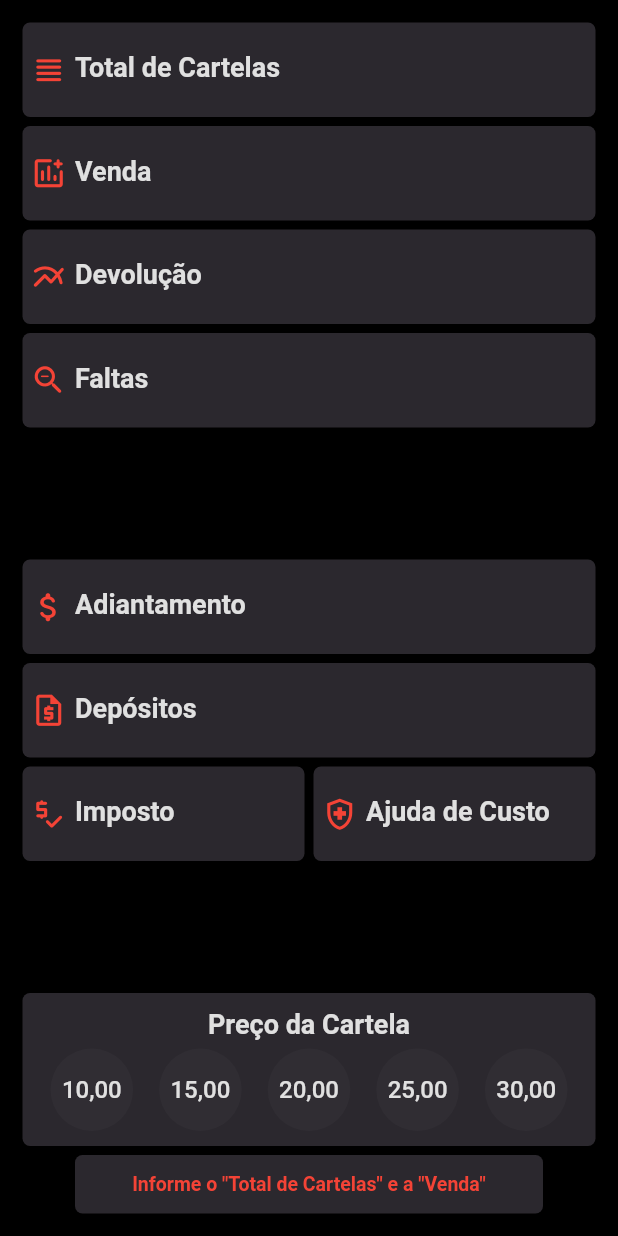
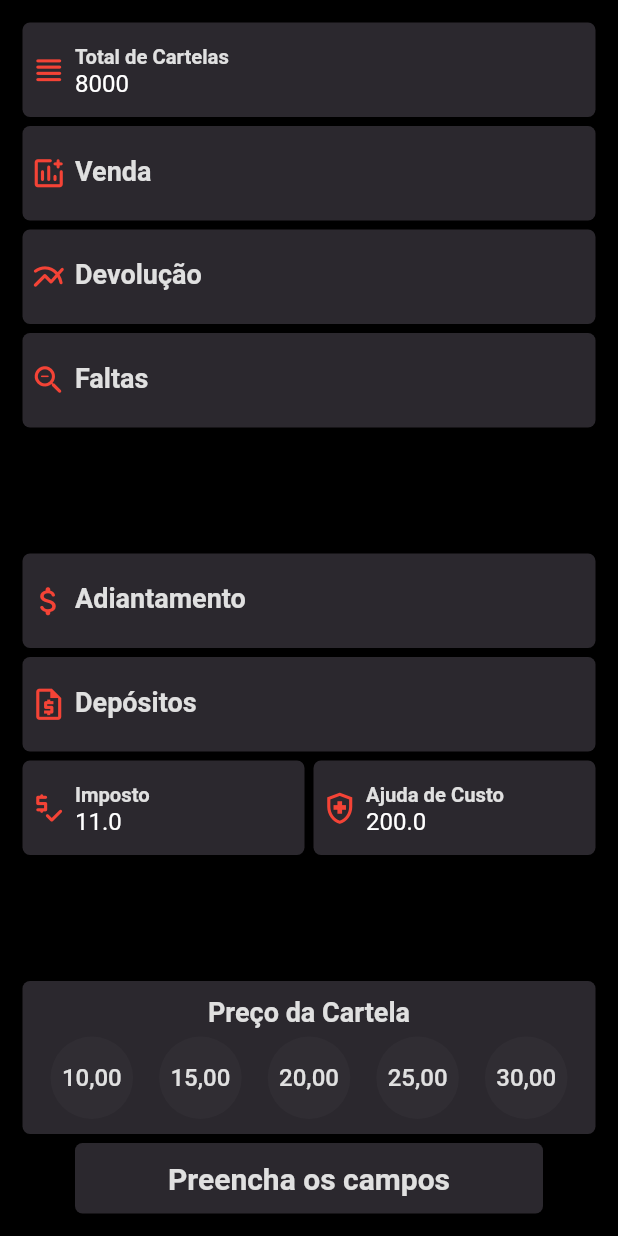
Before and after one commit to JoaoPaulo-Macedo/sales_accounting_app, a Flutter app: the screen it shows after launch, on a phone screen of 412 x 824 dp. Run offline on Flutter 3.47's test engine with Material 2 defaults, Android fonts, the phone set to English and light mode, and no system bars; our stand-ins replace bloc, flutter_bloc, get_it, shared_preferences; Roboto replaces fonts that are missing (VarelaRound).

Commit message:
adding state

```diff
--- a/lib/app/data/datasources/week_common_values_datasource.dart
+++ b/lib/app/data/datasources/week_common_values_datasource.dart
@@ -1,4 +1,4 @@
-import 'package:lucky_triangle/app/domain/entities/week_common_values.dart';
+import 'package:lucky_triangle/app/domain/entities/week_common_values_entity.dart';
 
 abstract class WeekCommonValuesDataSource {
   Future<WeekCommonValuesEntity?> getValues();
--- a/lib/app/data/dtos/week_common_values_dto.dart
+++ b/lib/app/data/dtos/week_common_values_dto.dart
@@ -1,4 +1,4 @@
-import 'package:lucky_triangle/app/domain/entities/week_common_values.dart';
+import 'package:lucky_triangle/app/domain/entities/week_common_values_entity.dart';
 
 extension WeekCommonValuesDTO on WeekCommonValuesEntity {
   static WeekCommonValuesEntity fromJson(Map json) {
--- a/lib/app/data/repositories/week_common_values_repository_imp.dart
+++ b/lib/app/data/repositories/week_common_values_repository_imp.dart
@@ -1,5 +1,5 @@
 import 'package:lucky_triangle/app/data/datasources/week_common_values_datasource.dart';
-import 'package:lucky_triangle/app/domain/entities/week_common_values.dart';
+import 'package:lucky_triangle/app/domain/entities/week_common_values_entity.dart';
 import 'package:lucky_triangle/app/domain/repositories/week_common_values_repository.dart';
 
 class WeekCommonValuesRepositoryImp extends WeekCommonValuesRepository {
--- a/lib/app/domain/entities/raffle_week.dart
+++ b/lib/app/domain/entities/raffle_week_entity.dart
@@ -1,5 +1,5 @@
-class RaffleWeek {
-  RaffleWeek({
+class RaffleWeekEntity {
+  RaffleWeekEntity({
     required this.sold,
     required this.devolution,
     required this.missing,
--- a/lib/app/domain/entities/reckoning.dart
+++ b/lib/app/domain/entities/reckoning_entity.dart
@@ -1,5 +1,5 @@
-class Reckoning {
-  Reckoning({
+class ReckoningEntity {
+  ReckoningEntity({
     required this.money,
     required this.deposits,
   });
--- a/lib/app/domain/repositories/week_common_values_repository.dart
+++ b/lib/app/domain/repositories/week_common_values_repository.dart
@@ -1,4 +1,4 @@
-import 'package:lucky_triangle/app/domain/entities/week_common_values.dart';
+import 'package:lucky_triangle/app/domain/entities/week_common_values_entity.dart';
 
 abstract class WeekCommonValuesRepository {
   Future<WeekCommonValuesEntity?> getValues();
--- a/lib/app/domain/usecases/get_week_common_values_usecase.dart
+++ b/lib/app/domain/usecases/get_week_common_values_usecase.dart
@@ -1,4 +1,4 @@
-import 'package:lucky_triangle/app/domain/entities/week_common_values.dart';
+import 'package:lucky_triangle/app/domain/entities/week_common_values_entity.dart';
 import 'package:lucky_triangle/app/domain/repositories/week_common_values_repository.dart';
 
 abstract class GetWeekCommonValuesUseCase {
--- a/lib/app/external/week_common_values_datasource_imp.dart
+++ b/lib/app/external/week_common_values_datasource_imp.dart
@@ -2,7 +2,7 @@ import 'dart:convert';
 
 import 'package:lucky_triangle/app/data/datasources/week_common_values_datasource.dart';
 import 'package:lucky_triangle/app/data/dtos/week_common_values_dto.dart';
-import 'package:lucky_triangle/app/domain/entities/week_common_values.dart';
+import 'package:lucky_triangle/app/domain/entities/week_common_values_entity.dart';
 import 'package:lucky_triangle/core/domain/services/local_data_service.dart';
 
 class WeekCommonValuesDataSourceImp extends WeekCommonValuesDataSource {
@@ -15,7 +15,8 @@ class WeekCommonValuesDataSourceImp extends WeekCommonValuesDataSource {
   Future<WeekCommonValuesEntity?> getValues() async {
     final json = await _service.getString(_key);
 
-    if (json == null) return null;
+    // if (json == null) return null;
+    if (json == null) return WeekCommonValuesEntity(totalCards: 8000, tax: 11, allowance: 200);
 
     return WeekCommonValuesDTO.fromJson(jsonDecode(json));
   }
--- a/lib/app/presentation/pages/home/components/cards_component.dart
+++ b/lib/app/presentation/pages/home/components/cards_component.dart
@@ -1,12 +1,12 @@
 import 'package:flutter/material.dart';
 import 'package:lucky_triangle/app/presentation/common/app_sizes.dart';
-import 'package:lucky_triangle/app/presentation/pages/home/home_controller.dart';
+import 'package:lucky_triangle/app/presentation/pages/home/home_cubit.dart';
 import 'package:lucky_triangle/app/presentation/widgets/text_field_card.dart';
 
 class CardsComponent extends StatelessWidget {
   const CardsComponent(this.controller, {Key? key}) : super(key: key);
 
-  final HomeController controller;
+  final HomeCubit controller;
   final sizes = const AppSizes();
 
   @override
--- a/lib/app/presentation/pages/home/components/debt_component.dart
+++ b/lib/app/presentation/pages/home/components/debt_component.dart
@@ -1,13 +1,20 @@
 import 'package:flutter/material.dart';
 import 'package:lucky_triangle/app/presentation/common/app_sizes.dart';
-import 'package:lucky_triangle/app/presentation/pages/home/home_controller.dart';
+import 'package:lucky_triangle/app/presentation/pages/home/home_cubit.dart';
 import 'package:lucky_triangle/app/presentation/widgets/debt_card.dart';
 import 'package:lucky_triangle/app/presentation/widgets/price_card.dart';
 
 class DebtComponent extends StatelessWidget {
-  const DebtComponent(this.controller, {Key? key}) : super(key: key);
+  const DebtComponent({
+    Key? key,
+    required this.price,
+    required this.reckoning,
+    required this.onPressed,
+  }) : super(key: key);
 
-  final HomeController controller;
+  final Price price;
+  final Reckoning reckoning;
+  final Function(Price price) onPressed;
   final sizes = const AppSizes();
 
   @override
@@ -15,9 +22,9 @@ class DebtComponent extends StatelessWidget {
     return Column(
       mainAxisAlignment: MainAxisAlignment.spaceEvenly,
       children: [
-        PriceCard(title: 'Preço da Cartela', selected: controller.selected),
+        PriceCard(price: price, onPressed: onPressed),
         SizedBox(height: sizes.smallSpacing),
-        DebtCard(widgetDebt: controller.debt, errorMessage: controller.errorMessage),
+        DebtCard(value: null, reckoning: reckoning),
       ],
     );
   }
--- a/lib/app/presentation/pages/home/components/reckoning_component.dart
+++ b/lib/app/presentation/pages/home/components/reckoning_component.dart
@@ -1,12 +1,12 @@
 import 'package:flutter/material.dart';
 import 'package:lucky_triangle/app/presentation/common/app_sizes.dart';
-import 'package:lucky_triangle/app/presentation/pages/home/home_controller.dart';
+import 'package:lucky_triangle/app/presentation/pages/home/home_cubit.dart';
 import 'package:lucky_triangle/app/presentation/widgets/text_field_card.dart';
 
 class ReckoningComponent extends StatelessWidget {
   const ReckoningComponent(this.controller, {Key? key}) : super(key: key);
 
-  final HomeController controller;
+  final HomeCubit controller;
   final sizes = const AppSizes();
 
   @override
--- a/lib/app/presentation/pages/home/home_controller.dart
+++ b/lib/app/presentation/pages/home/home_cubit.dart
@@ -2,18 +2,29 @@ import 'package:bloc/bloc.dart';
 import 'package:flutter/material.dart';
 import 'package:lucky_triangle/app/domain/usecases/get_week_common_values_usecase.dart';
 
-enum Selected { none, ten, fifteen, twenty, twentyFive, thirty }
+enum Price { none, ten, fifteen, twenty, twentyFive, thirty }
 
-abstract class HomeState {}
+enum Reckoning { none, debt, credit }
+
+abstract class HomeState {
+  HomeState({this.price = Price.none, this.reckoning = Reckoning.none});
+
+  Price price;
+  Reckoning reckoning;
+}
 
 class Loading extends HomeState {}
 
 class Fetched extends HomeState {}
 
+class Selected extends HomeState {
+  Selected(Price price) : super(price: price);
+}
+
 class Calculated extends HomeState {}
 
-class HomeController extends Cubit<HomeState> with HomeHelper {
-  HomeController(this._getCommonValuesUseCase) : super(Loading()) {
+class HomeCubit extends Cubit<HomeState> with HomeControllers {
+  HomeCubit(this._getCommonValuesUseCase) : super(Loading()) {
     _fetch();
   }
 
@@ -28,12 +39,28 @@ class HomeController extends Cubit<HomeState> with HomeHelper {
 
     emit(Fetched());
   }
+
+  bool _validate() {
+    return totalCtrl.text.isNotEmpty &&
+        soldCtrl.text.isNotEmpty &&
+        devCtrl.text.isNotEmpty &&
+        missCtrl.text.isNotEmpty &&
+        taxCtrl.text.isNotEmpty &&
+        allowanceCtrl.text.isNotEmpty;
+  }
+
+  void _calculate() {
+    print('calculate');
+  }
+
+  void changeSelected(Price price) {
+    emit(Selected(price));
+
+    if (_validate()) _calculate();
+  }
 }
 
-class HomeHelper {
-  double debt = 0;
-  Selected selected = Selected.none;
-  String errorMessage = 'Informe o "Total de Cartelas" e a "Venda"';
+abstract class HomeControllers {
   final totalFocus = FocusNode();
   final saleFocus = FocusNode();
   final devolutionFocus = FocusNode();
--- a/lib/app/presentation/pages/home/home_page.dart
+++ b/lib/app/presentation/pages/home/home_page.dart
@@ -5,7 +5,7 @@ import 'package:lucky_triangle/app/domain/usecases/get_week_common_values_usecas
 import 'package:lucky_triangle/app/presentation/pages/home/components/cards_component.dart';
 import 'package:lucky_triangle/app/presentation/pages/home/components/debt_component.dart';
 import 'package:lucky_triangle/app/presentation/pages/home/components/reckoning_component.dart';
-import 'package:lucky_triangle/app/presentation/pages/home/home_controller.dart';
+import 'package:lucky_triangle/app/presentation/pages/home/home_cubit.dart';
 
 class HomePage extends StatefulWidget {
   const HomePage({Key? key}) : super(key: key);
@@ -15,18 +15,18 @@ class HomePage extends StatefulWidget {
 }
 
 class _HomePageState extends State<HomePage> {
-  late HomeController controller;
+  late HomeCubit cubit;
 
   @override
   void initState() {
     super.initState();
 
-    controller = HomeController(GetIt.I.get<GetWeekCommonValuesUseCase>());
+    cubit = HomeCubit(GetIt.I.get<GetWeekCommonValuesUseCase>());
   }
 
   @override
   void dispose() {
-    controller.close();
+    cubit.close();
 
     super.dispose();
   }
@@ -43,8 +43,8 @@ class _HomePageState extends State<HomePage> {
               child: Padding(
                 padding: const EdgeInsets.all(15),
                 child: BlocProvider.value(
-                  value: controller,
-                  child: BlocBuilder<HomeController, HomeState>(
+                  value: cubit,
+                  child: BlocBuilder<HomeCubit, HomeState>(
                     builder: (context, state) {
                       if (state is Loading) {
                         return const Center(
@@ -55,9 +55,13 @@ class _HomePageState extends State<HomePage> {
                       return Column(
                         mainAxisAlignment: MainAxisAlignment.spaceBetween,
                         children: [
-                          CardsComponent(controller),
-                          ReckoningComponent(controller),
-                          DebtComponent(controller),
+                          CardsComponent(cubit),
+                          ReckoningComponent(cubit),
+                          DebtComponent(
+                            price: state.price,
+                            reckoning: state.reckoning,
+                            onPressed: cubit.changeSelected,
+                          ),
                         ],
                       );
                     },
--- a/lib/app/presentation/widgets/debt_card.dart
+++ b/lib/app/presentation/widgets/debt_card.dart
@@ -1,32 +1,73 @@
 import 'package:flutter/material.dart';
 import 'package:lucky_triangle/app/presentation/common/app_design.dart';
+import 'package:lucky_triangle/app/presentation/pages/home/home_cubit.dart';
 
 class DebtCard extends StatelessWidget {
-  const DebtCard({Key? key, required this.widgetDebt, required this.errorMessage}) : super(key: key);
+  const DebtCard({
+    Key? key,
+    required this.value,
+    required this.reckoning,
+  }) : super(key: key);
 
-  final double widgetDebt;
-  final String errorMessage;
+  final double? value;
+  final Reckoning reckoning;
 
   @override
   Widget build(BuildContext context) {
-    String text = "";
-    String finalDebt = "";
-    double debt = widgetDebt;
     var design = AppDesign();
 
-    if (errorMessage.isEmpty) {
-      text = debt >= -0.01 ? 'Pagar:' : 'Receber:';
-      if (debt < 0) debt = debt * -1;
-      finalDebt = debt.toStringAsFixed(2);
+    Color? color;
+    String message;
+    String value;
+
+    if (this.value == null) {
+      value = '';
+    } else {
+      value = 'R\$ this.value';
+    }
+
+    switch (reckoning) {
+      case Reckoning.none:
+        message = 'Preencha os campos';
+        color = Colors.grey[300];
+        break;
+      case Reckoning.debt:
+        message = 'Pagar';
+        color = Colors.red;
+        break;
+      case Reckoning.credit:
+        message = 'Receber';
+        color = Colors.lightGreen[400];
+        break;
     }
 
     return Container(
-      // width: double.infinity,
-      // height: 50,
       margin: const EdgeInsets.symmetric(horizontal: 35),
       padding: const EdgeInsets.symmetric(horizontal: 17, vertical: 12),
       decoration: design.boxDecoration,
-      child: errorMessage.isEmpty
+      child: Row(
+        mainAxisAlignment: reckoning == Reckoning.none ? MainAxisAlignment.center : MainAxisAlignment.spaceBetween,
+        children: [
+          Text(
+            message,
+            style: TextStyle(
+              fontSize: 20,
+              color: color,
+              fontWeight: FontWeight.bold,
+              fontFamily: 'VarelaRound',
+            ),
+          ),
+          Text(
+            value,
+            style: TextStyle(
+              fontSize: 20,
+              color: color,
+              fontWeight: FontWeight.bold,
+            ),
+          ),
+        ],
+      ),
+      /* child: errorMessage.isEmpty
           ? Row(
               mainAxisAlignment: MainAxisAlignment.spaceBetween,
               children: [
@@ -61,7 +102,7 @@ class DebtCard extends StatelessWidget {
                 ),
                 textScaleFactor: 1,
               ),
-            ),
+            ), */
     );
   }
 }
--- a/lib/app/presentation/widgets/price_card.dart
+++ b/lib/app/presentation/widgets/price_card.dart
@@ -1,13 +1,14 @@
 import 'package:flutter/material.dart';
+
 import 'package:lucky_triangle/app/presentation/common/app_design.dart';
 import 'package:lucky_triangle/app/presentation/common/app_sizes.dart';
-import 'package:lucky_triangle/app/presentation/pages/home/home_controller.dart';
+import 'package:lucky_triangle/app/presentation/pages/home/home_cubit.dart';
 
 class PriceCard extends StatelessWidget {
-  PriceCard({required this.title, required this.selected});
+  const PriceCard({Key? key, required this.price, required this.onPressed}) : super(key: key);
 
-  final String title;
-  final Selected selected;
+  final Price price;
+  final Function(Price price) onPressed;
   final sizes = const AppSizes();
 
   @override
@@ -21,7 +22,8 @@ class PriceCard extends StatelessWidget {
         crossAxisAlignment: CrossAxisAlignment.center,
         children: [
           Text(
-            title,
+            'Preço da Cartela',
+            //TODO: from material
             style: TextStyle(
               fontSize: 18,
               color: Colors.grey[300],
@@ -32,11 +34,11 @@ class PriceCard extends StatelessWidget {
           Row(
             mainAxisAlignment: MainAxisAlignment.spaceAround,
             children: [
-              _price(10, Selected.ten, context),
-              _price(15, Selected.fifteen, context),
-              _price(20, Selected.twenty, context),
-              _price(25, Selected.twentyFive, context),
-              _price(30, Selected.thirty, context),
+              _price(10, Price.ten, context),
+              _price(15, Price.fifteen, context),
+              _price(20, Price.twenty, context),
+              _price(25, Price.twentyFive, context),
+              _price(30, Price.thirty, context),
             ],
           ),
         ],
@@ -44,10 +46,12 @@ class PriceCard extends StatelessWidget {
     );
   }
 
-  Widget _price(int price, Selected selection, BuildContext context) {
+  Widget _price(int cardPrice, Price price, BuildContext context) {
+    bool isSelected = price == this.price;
+
     return Container(
       decoration: BoxDecoration(
-        color: selection == selected ? const Color.fromARGB(255, 51, 48, 54) : const Color.fromARGB(255, 48, 45, 51),
+        color: isSelected ? const Color.fromARGB(255, 51, 48, 54) : const Color.fromARGB(255, 48, 45, 51),
         borderRadius: BorderRadius.circular(100),
       ),
       child: ClipRRect(
@@ -56,16 +60,16 @@ class PriceCard extends StatelessWidget {
           style: ButtonStyle(
             padding: MaterialStateProperty.all(EdgeInsets.zero),
             minimumSize: MaterialStateProperty.all(const Size(55, 55)),
-            overlayColor: MaterialStateProperty.all(Colors.transparent),
+            overlayColor: MaterialStateProperty.all(Colors.red.withOpacity(0.2)),
           ),
           child: Text(
-            '${price.toString()},00',
+            '${cardPrice.toString()},00',
             style: TextStyle(
-              fontSize: selection == selected ? 19 : 16,
-              color: selection == selected ? Colors.red : Colors.grey[300],
+              fontSize: isSelected ? 19 : 16,
+              color: isSelected ? Colors.red : Colors.grey[300],
             ),
           ),
-          onPressed: () {},
+          onPressed: () => onPressed(price),
         ),
       ),
     );
```
Also changed, not shown: lib/app/domain/entities/week_common_values_entity.dart (renamed from lib/app/domain/entities/week_common_values.dart).
